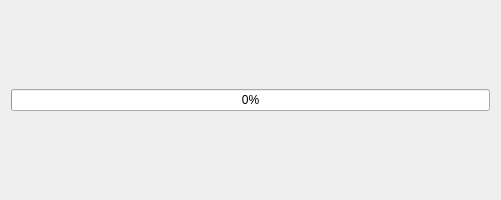
Qt form assets/ui/progress_window.ui (Victor-Nikliaiev/RSA-4096-Encryption-Manager) before a commit.
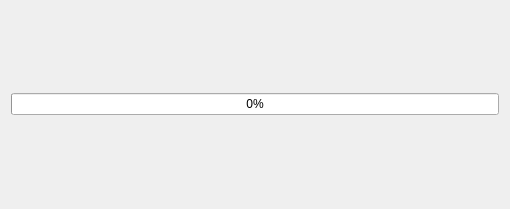
The same form after that commit. Icons and pictures are not drawn.

The edit to the form file:
```diff
--- a/assets/ui/progress_window.ui
+++ b/assets/ui/progress_window.ui
@@ -6,10 +6,28 @@
    <rect>
     <x>0</x>
     <y>0</y>
-    <width>501</width>
-    <height>200</height>
+    <width>510</width>
+    <height>209</height>
    </rect>
   </property>
+  <property name="sizePolicy">
+   <sizepolicy hsizetype="Fixed" vsizetype="Fixed">
+    <horstretch>0</horstretch>
+    <verstretch>0</verstretch>
+   </sizepolicy>
+  </property>
+  <property name="minimumSize">
+   <size>
+    <width>510</width>
+    <height>209</height>
+   </size>
+  </property>
+  <property name="maximumSize">
+   <size>
+    <width>510</width>
+    <height>209</height>
+   </size>
+  </property>
   <property name="cursor">
    <cursorShape>BusyCursor</cursorShape>
   </property>
```
